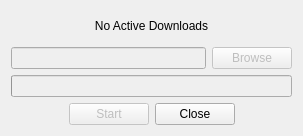
lawand/droper, file filetransferdialog.ui: the form before one commit.
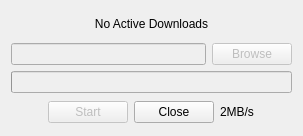
The form after the commit. Icons and pictures are not drawn.

Commit message: added a label to display download speed in it instead of in the progress bar

What changed in the file:
```diff
--- a/filetransferdialog.ui
+++ b/filetransferdialog.ui
@@ -106,6 +106,13 @@
        </property>
       </widget>
      </item>
+     <item>
+      <widget class="QLabel" name="speedLabel">
+       <property name="text">
+        <string>2MB/s</string>
+       </property>
+      </widget>
+     </item>
      <item>
       <spacer name="horizontalSpacer">
        <property name="orientation">
```
The commit also changes 1 other file.
